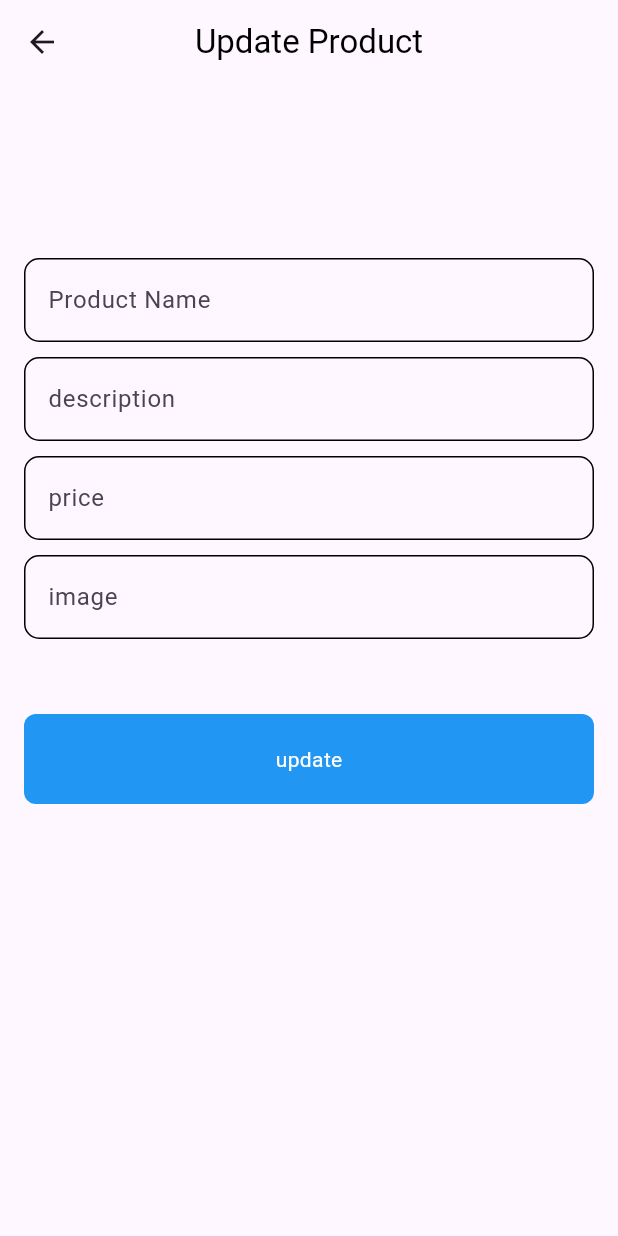
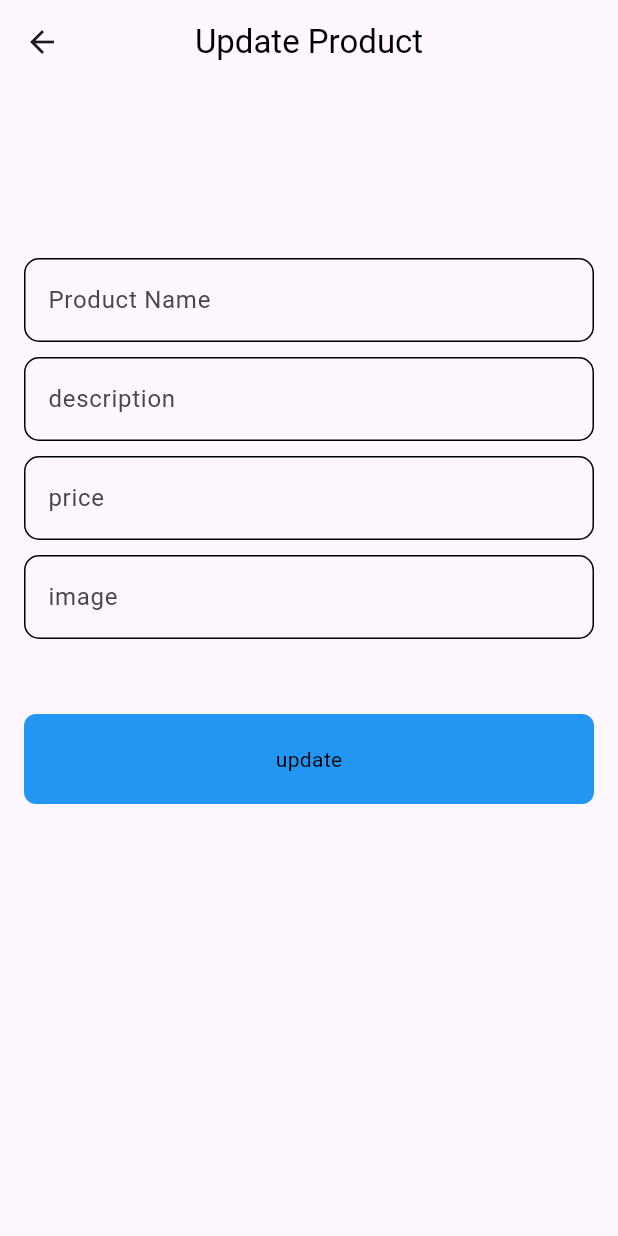
Before and after one commit to MohamedAssem-663/store_app, a Flutter app: the UpdateProductPage screen opened directly with empty values, on a phone screen of 412 x 824 dp. Run offline on Flutter 3.47's test engine with Material 3 defaults, Android fonts, the phone set to English and light mode, and no system bars; drawn by our look-alikes of modal_progress_hud_nsn; our stand-ins replace font_awesome_flutter; network calls fail.

```diff
--- a/lib/helper/api.dart
+++ b/lib/helper/api.dart
@@ -36,7 +36,6 @@ class Api {
     );
     if (response.statusCode == 200) {
       Map<String, dynamic> data = jsonDecode(response.body);
-      print(data);
       return data;
     } else {
       throw Exception(
--- a/lib/screens/update_product_page.dart
+++ b/lib/screens/update_product_page.dart
@@ -40,7 +40,7 @@ class _UpdateProductPageState extends State<UpdateProductPage> {
           child: SingleChildScrollView(
             child: Column(
               children: [
-                SizedBox(
+                const SizedBox(
                   height: 100,
                 ),
                 CustomTextFiled(
@@ -49,7 +49,7 @@ class _UpdateProductPageState extends State<UpdateProductPage> {
                   },
                   hintText: 'Product Name',
                 ),
-                SizedBox(
+                const SizedBox(
                   height: 10,
                 ),
                 CustomTextFiled(
@@ -58,7 +58,7 @@ class _UpdateProductPageState extends State<UpdateProductPage> {
                   },
                   hintText: 'description',
                 ),
-                SizedBox(
+                const SizedBox(
                   height: 10,
                 ),
                 CustomTextFiled(
@@ -68,14 +68,14 @@ class _UpdateProductPageState extends State<UpdateProductPage> {
                   hintText: 'price',
                   inputType: TextInputType.number,
                 ),
-                SizedBox(height: 10),
+                const SizedBox(height: 10),
                 CustomTextFiled(
                   onChanged: (data) {
                     image = data;
                   },
                   hintText: 'image',
                 ),
-                SizedBox(
+                const SizedBox(
                   height: 50,
                 ),
                 CustomButton(
--- a/lib/services/all_categories_service.dart
+++ b/lib/services/all_categories_service.dart
@@ -2,8 +2,9 @@ import 'package:store_app/helper/api.dart';
 
 class AllCategoriesService {
   Future<List<dynamic>> getAllCategories() async {
-    List<dynamic> data =
-        await Api().get(url: 'https://fakestoreapi.com/products/categories');
+    List<dynamic> data = await Api().get(
+      url: 'https://fakestoreapi.com/products/categories',
+    );
 
     return data;
   }
--- a/lib/widgets/custom_button.dart
+++ b/lib/widgets/custom_button.dart
@@ -18,7 +18,7 @@ class CustomButton extends StatelessWidget {
         child: Center(
           child: Text(
             text,
-            style: TextStyle(color: Colors.white),
+            style: const TextStyle(color: Colors.black),
           ),
         ),
       ),
--- a/lib/widgets/custom_text_filed.dart
+++ b/lib/widgets/custom_text_filed.dart
@@ -19,16 +19,16 @@ class CustomTextFiled extends StatelessWidget {
       obscureText: obscureText!,
       keyboardType: inputType,
       onChanged: onChanged,
-      style: const TextStyle(color: Colors.white),
+      style: const TextStyle(color: Colors.black),
       decoration: InputDecoration(
         hintText: hintText,
         enabledBorder: OutlineInputBorder(
           borderRadius: BorderRadius.circular(10),
-          borderSide: BorderSide(color: Colors.black),
+          borderSide: const BorderSide(color: Colors.black),
         ),
         border: OutlineInputBorder(
           borderRadius: BorderRadius.circular(10),
-          borderSide: BorderSide(color: Colors.black),
+          borderSide: const BorderSide(color: Colors.black),
         ),
       ),
     );
```
Also changed, not shown: lib/models/product_model.dart (+5 -2 lines), lib/screens/home_page.dart (+13 -4 lines), lib/widgets/custom_card.dart (+28 -16 lines), pubspec.yaml (+11 -6 lines), assets/storelogo.png (added), pubspec.lock, 35 other files.
